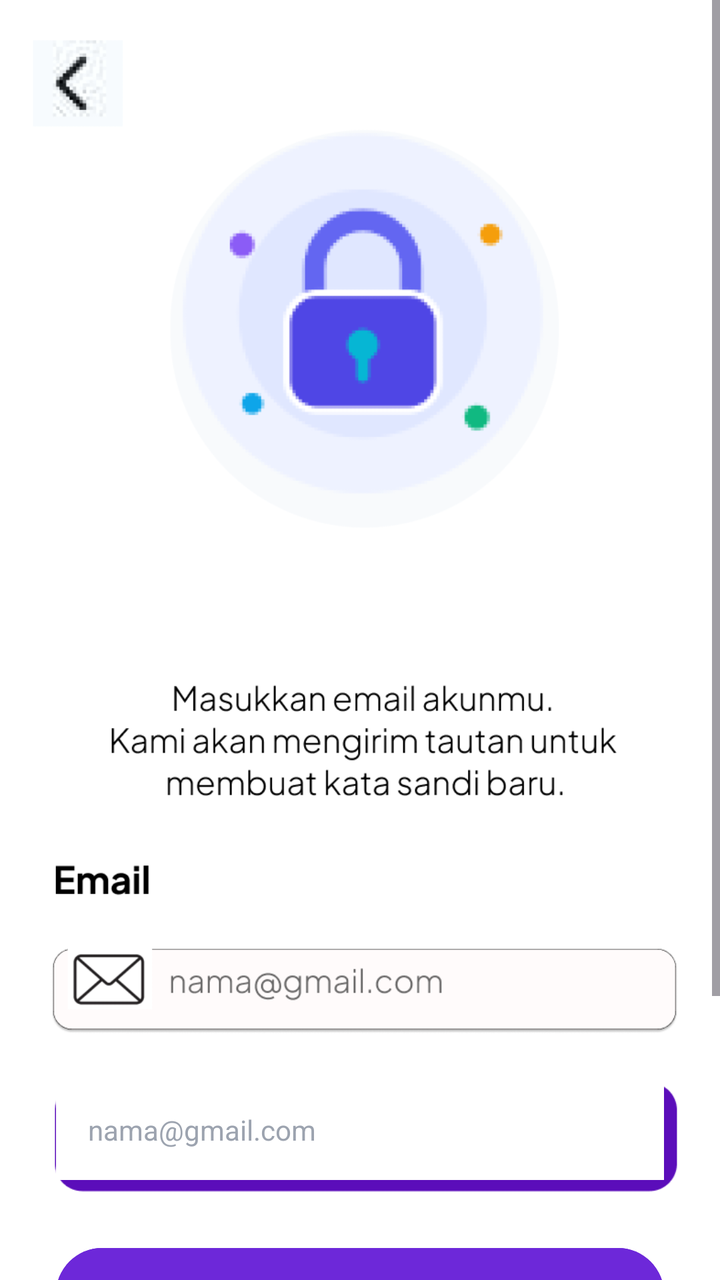
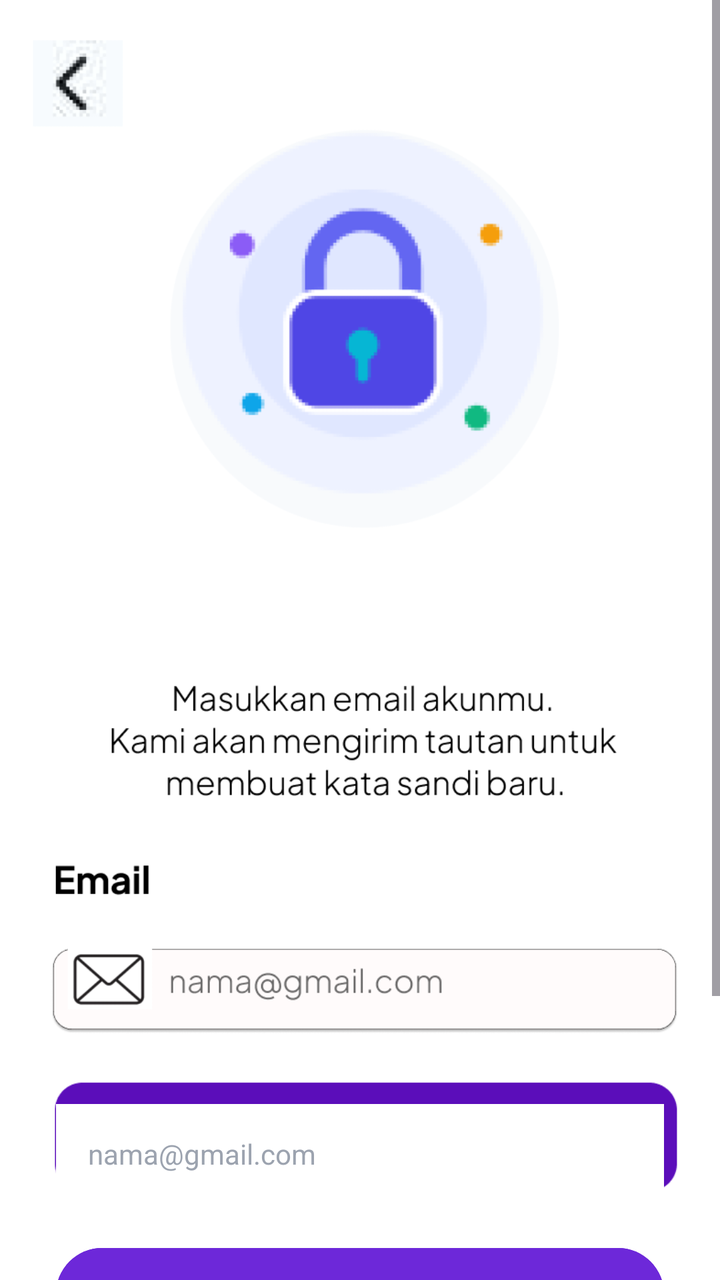

An Android layout rendered at two revisions. The XML below is the earlier revision; the diff shows what the commit changed to produce the second picture.
<!-- AndroidManifest.xml: application theme Theme.FestNav -->
<!-- res/layout/activity_lupa_sandi.xml -->
<?xml version="1.0" encoding="utf-8"?>
<ScrollView
    xmlns:android="http://schemas.android.com/apk/res/android"
    xmlns:app="http://schemas.android.com/apk/res-auto"
    xmlns:tools="http://schemas.android.com/tools"
    android:layout_width="match_parent"
    android:layout_height="match_parent"
    android:fillViewport="true"
    android:scrollbars="vertical"
    android:background="#FFFFFF"
    tools:context=".LupaSandi">

    <androidx.constraintlayout.widget.ConstraintLayout
        android:layout_width="match_parent"
        android:layout_height="wrap_content"
        android:paddingBottom="40dp">

        
        <ImageView
            android:id="@+id/imgBackgroundLupaSandi"
            android:layout_width="0dp"
            android:layout_height="wrap_content"
            android:adjustViewBounds="true"
            android:scaleType="fitXY"
            android:src="@drawable/lupasandi"
            app:layout_constraintTop_toTopOf="parent"
            app:layout_constraintStart_toStartOf="parent"
            app:layout_constraintEnd_toEndOf="parent" />

        
        <View
            android:id="@+id/btnKembali"
            android:layout_width="45dp"
            android:layout_height="45dp"
            android:layout_marginStart="24dp"
            android:layout_marginTop="24dp"
            android:background="@android:color/transparent"
            app:layout_constraintTop_toTopOf="@id/imgBackgroundLupaSandi"
            app:layout_constraintStart_toStartOf="parent" />

        
        <EditText
            android:id="@+id/etEmailLupaSandi"
            android:layout_width="0dp"
            android:layout_height="50dp"
            android:layout_marginStart="28dp"
            android:layout_marginEnd="28dp"
            android:layout_marginTop="540dp"
            android:background="#FFFFFF"
            android:hint="nama@gmail.com"
            android:inputType="textEmailAddress"
            android:paddingStart="16dp"
            android:paddingEnd="16dp"
            android:textColor="#000000"
            android:textColorHint="#9CA3AF"
            android:textSize="14sp"
            app:layout_constraintTop_toTopOf="@id/imgBackgroundLupaSandi"
            app:layout_constraintStart_toStartOf="parent"
            app:layout_constraintEnd_toEndOf="parent" />

        
        <Button
            android:id="@+id/btnKirimReset"
            android:layout_width="0dp"
            android:layout_height="54dp"
            android:layout_marginStart="28dp"
            android:layout_marginEnd="28dp"
            android:layout_marginTop="620dp"
            android:backgroundTint="#6D28D9"
            android:text="Kirim tautan reset"
            android:textAllCaps="false"
            android:textColor="#FFFFFF"
            android:textSize="16sp"
            android:textStyle="bold"
            app:layout_constraintTop_toTopOf="@id/imgBackgroundLupaSandi"
            app:layout_constraintStart_toStartOf="parent"
            app:layout_constraintEnd_toEndOf="parent" />

        
        <View
            android:id="@+id/btnKembaliMasuk"
            android:layout_width="220dp"
            android:layout_height="40dp"
            android:layout_marginTop="700dp"
            android:background="@android:color/transparent"
            app:layout_constraintTop_toTopOf="@id/imgBackgroundLupaSandi"
            app:layout_constraintStart_toStartOf="parent"
            app:layout_constraintEnd_toEndOf="parent" />

    </androidx.constraintlayout.widget.ConstraintLayout>

</ScrollView>
<!-- resources referenced by this layout -->
<resources>
  <!-- drawable lupasandi: png bitmap (drawable, 67657 bytes) -->
  <style name="Theme.FestNav" parent="Base.Theme.FestNav" />
  <style name="Base.Theme.FestNav" parent="Theme.Material3.DayNight.NoActionBar">
          
          
      </style>
</resources>

<!-- the commit's change to res/layout/activity_lupa_sandi.xml (unified diff, before → after) -->
@@ -39,13 +39,18 @@
             app:layout_constraintStart_toStartOf="parent" />
 
         
+
+        
+
+        
+
         <EditText
             android:id="@+id/etEmailLupaSandi"
             android:layout_width="0dp"
             android:layout_height="50dp"
             android:layout_marginStart="28dp"
+            android:layout_marginTop="552dp"
             android:layout_marginEnd="28dp"
-            android:layout_marginTop="540dp"
             android:background="#FFFFFF"
             android:hint="nama@gmail.com"
             android:inputType="textEmailAddress"
@@ -54,29 +59,29 @@
             android:textColor="#000000"
             android:textColorHint="#9CA3AF"
             android:textSize="14sp"
-            app:layout_constraintTop_toTopOf="@id/imgBackgroundLupaSandi"
+            app:layout_constraintEnd_toEndOf="parent"
+            app:layout_constraintHorizontal_bias="0.0"
             app:layout_constraintStart_toStartOf="parent"
-            app:layout_constraintEnd_toEndOf="parent" />
+            app:layout_constraintTop_toTopOf="@id/imgBackgroundLupaSandi" />
 
-        
         <Button
             android:id="@+id/btnKirimReset"
             android:layout_width="0dp"
             android:layout_height="54dp"
             android:layout_marginStart="28dp"
+            android:layout_marginTop="620dp"
             android:layout_marginEnd="28dp"
-            android:layout_marginTop="620dp"
             android:backgroundTint="#6D28D9"
             android:text="Kirim tautan reset"
             android:textAllCaps="false"
             android:textColor="#FFFFFF"
             android:textSize="16sp"
             android:textStyle="bold"
-            app:layout_constraintTop_toTopOf="@id/imgBackgroundLupaSandi"
+            app:layout_constraintEnd_toEndOf="parent"
+            app:layout_constraintHorizontal_bias="0.0"
             app:layout_constraintStart_toStartOf="parent"
-            app:layout_constraintEnd_toEndOf="parent" />
+            app:layout_constraintTop_toTopOf="@id/imgBackgroundLupaSandi" />
 
-        
         <View
             android:id="@+id/btnKembaliMasuk"
             android:layout_width="220dp"
